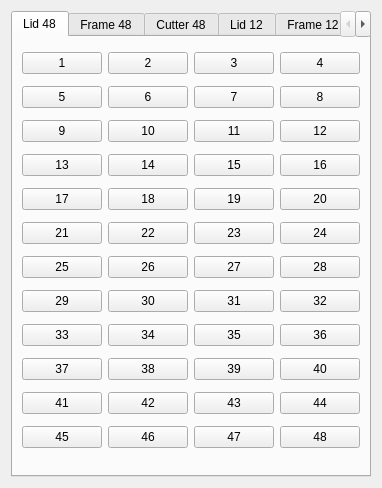
This is ui_files/sockets_T01.ui in Yudin-num2/EVP_QT6 as Qt 5 draws it before an edit. The edited form follows.
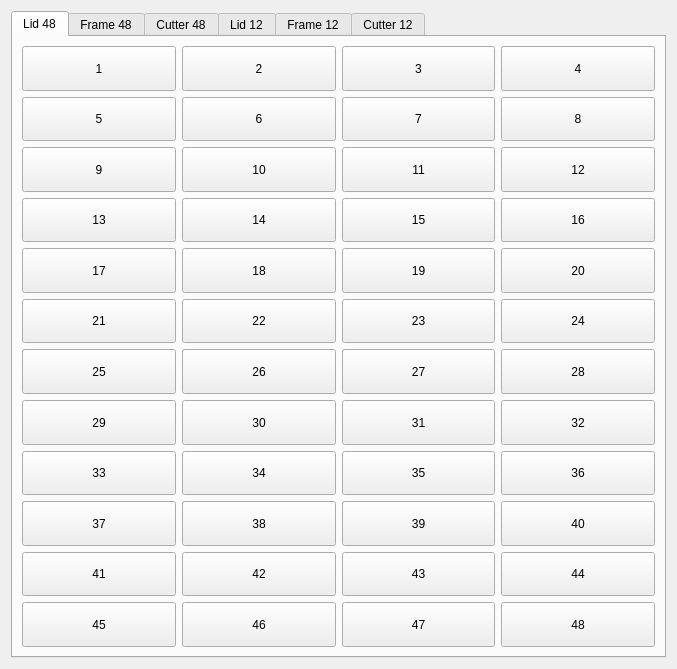
This is the edited form. The open tabs and pages were chosen to show the change. Icons and pictures are not drawn.

Commit message: add socket_status in app

Patch:
```diff
--- a/ui_files/sockets_T01.ui
+++ b/ui_files/sockets_T01.ui
@@ -6,8 +6,8 @@
    <rect>
     <x>0</x>
     <y>0</y>
-    <width>378</width>
-    <height>487</height>
+    <width>677</width>
+    <height>669</height>
    </rect>
   </property>
   <property name="windowTitle">
@@ -38,6 +38,12 @@
       <layout class="QGridLayout" name="gridLayout_2">
        <item row="8" column="4">
         <widget class="QPushButton" name="pushButton_35_Lid">
+         <property name="sizePolicy">
+          <sizepolicy hsizetype="Expanding" vsizetype="Expanding">
+           <horstretch>0</horstretch>
+           <verstretch>0</verstretch>
+          </sizepolicy>
+         </property>
          <property name="text">
           <string>35</string>
          </property>
@@ -45,6 +51,12 @@
        </item>
        <item row="10" column="4">
         <widget class="QPushButton" name="pushButton_43_Lid">
+         <property name="sizePolicy">
+          <sizepolicy hsizetype="Expanding" vsizetype="Expanding">
+           <horstretch>0</horstretch>
+           <verstretch>0</verstretch>
+          </sizepolicy>
+         </property>
          <property name="text">
           <string>43</string>
          </property>
@@ -52,6 +64,12 @@
        </item>
        <item row="3" column="3">
         <widget class="QPushButton" name="pushButton_14_Lid">
+         <property name="sizePolicy">
+          <sizepolicy hsizetype="Expanding" vsizetype="Expanding">
+           <horstretch>0</horstretch>
+           <verstretch>0</verstretch>
+          </sizepolicy>
+         </property>
          <property name="text">
           <string>14</string>
          </property>
@@ -59,6 +77,12 @@
        </item>
        <item row="8" column="2">
         <widget class="QPushButton" name="pushButton_33_Lid">
+         <property name="sizePolicy">
+          <sizepolicy hsizetype="Expanding" vsizetype="Expanding">
+           <horstretch>0</horstretch>
+           <verstretch>0</verstretch>
+          </sizepolicy>
+         </property>
          <property name="text">
           <string>33</string>
          </property>
@@ -66,6 +90,12 @@
        </item>
        <item row="9" column="2">
         <widget class="QPushButton" name="pushButton_37_Lid">
+         <property name="sizePolicy">
+          <sizepolicy hsizetype="Expanding" vsizetype="Expanding">
+           <horstretch>0</horstretch>
+           <verstretch>0</verstretch>
+          </sizepolicy>
+         </property>
          <property name="text">
           <string>37</string>
          </property>
@@ -73,6 +103,12 @@
        </item>
        <item row="11" column="2">
         <widget class="QPushButton" name="pushButton_45_Lid">
+         <property name="sizePolicy">
+          <sizepolicy hsizetype="Expanding" vsizetype="Expanding">
+           <horstretch>0</horstretch>
+           <verstretch>0</verstretch>
+          </sizepolicy>
+         </property>
          <property name="text">
           <string>45</string>
          </property>
@@ -80,6 +116,12 @@
        </item>
        <item row="2" column="4">
         <widget class="QPushButton" name="pushButton_11_Lid">
+         <property name="sizePolicy">
+          <sizepolicy hsizetype="Expanding" vsizetype="Expanding">
+           <horstretch>0</horstretch>
+           <verstretch>0</verstretch>
+          </sizepolicy>
+         </property>
          <property name="text">
           <string>11</string>
          </property>
@@ -87,6 +129,12 @@
        </item>
        <item row="5" column="6">
         <widget class="QPushButton" name="pushButton_24_Lid">
+         <property name="sizePolicy">
+          <sizepolicy hsizetype="Expanding" vsizetype="Expanding">
+           <horstretch>0</horstretch>
+           <verstretch>0</verstretch>
+          </sizepolicy>
+         </property>
          <property name="text">
           <string>24</string>
          </property>
@@ -94,6 +142,12 @@
        </item>
        <item row="5" column="3">
         <widget class="QPushButton" name="pushButton_22_Lid">
+         <property name="sizePolicy">
+          <sizepolicy hsizetype="Expanding" vsizetype="Expanding">
+           <horstretch>0</horstretch>
+           <verstretch>0</verstretch>
+          </sizepolicy>
+         </property>
          <property name="text">
           <string>22</string>
          </property>
@@ -101,6 +155,12 @@
        </item>
        <item row="3" column="2">
         <widget class="QPushButton" name="pushButton_13_Lid">
+         <property name="sizePolicy">
+          <sizepolicy hsizetype="Expanding" vsizetype="Expanding">
+           <horstretch>0</horstretch>
+           <verstretch>0</verstretch>
+          </sizepolicy>
+         </property>
          <property name="text">
           <string>13</string>
          </property>
@@ -108,6 +168,12 @@
        </item>
        <item row="7" column="3">
         <widget class="QPushButton" name="pushButton_30_Lid">
+         <property name="sizePolicy">
+          <sizepolicy hsizetype="Expanding" vsizetype="Expanding">
+           <horstretch>0</horstretch>
+           <verstretch>0</verstretch>
+          </sizepolicy>
+         </property>
          <property name="text">
           <string>30</string>
          </property>
@@ -115,6 +181,12 @@
        </item>
        <item row="10" column="2">
         <widget class="QPushButton" name="pushButton_41_Lid">
+         <property name="sizePolicy">
+          <sizepolicy hsizetype="Expanding" vsizetype="Expanding">
+           <horstretch>0</horstretch>
+           <verstretch>0</verstretch>
+          </sizepolicy>
+         </property>
          <property name="text">
           <string>41</string>
          </property>
@@ -122,6 +194,12 @@
        </item>
        <item row="2" column="2">
         <widget class="QPushButton" name="pushButton_9_Lid">
+         <property name="sizePolicy">
+          <sizepolicy hsizetype="Expanding" vsizetype="Expanding">
+           <horstretch>0</horstretch>
+           <verstretch>0</verstretch>
+          </sizepolicy>
+         </property>
          <property name="text">
           <string>9</string>
          </property>
@@ -129,6 +207,12 @@
        </item>
        <item row="6" column="3">
         <widget class="QPushButton" name="pushButton_26_Lid">
+         <property name="sizePolicy">
+          <sizepolicy hsizetype="Expanding" vsizetype="Expanding">
+           <horstretch>0</horstretch>
+           <verstretch>0</verstretch>
+          </sizepolicy>
+         </property>
          <property name="text">
           <string>26</string>
          </property>
@@ -136,6 +220,12 @@
        </item>
        <item row="9" column="3">
         <widget class="QPushButton" name="pushButton_38_Lid">
+         <property name="sizePolicy">
+          <sizepolicy hsizetype="Expanding" vsizetype="Expanding">
+           <horstretch>0</horstretch>
+           <verstretch>0</verstretch>
+          </sizepolicy>
+         </property>
          <property name="text">
           <string>38</string>
          </property>
@@ -143,6 +233,12 @@
        </item>
        <item row="0" column="4">
         <widget class="QPushButton" name="pushButton_3_Lid">
+         <property name="sizePolicy">
+          <sizepolicy hsizetype="Expanding" vsizetype="Expanding">
+           <horstretch>0</horstretch>
+           <verstretch>0</verstretch>
+          </sizepolicy>
+         </property>
          <property name="text">
           <string>3</string>
          </property>
@@ -150,6 +246,12 @@
        </item>
        <item row="7" column="2">
         <widget class="QPushButton" name="pushButton_29_Lid">
+         <property name="sizePolicy">
+          <sizepolicy hsizetype="Expanding" vsizetype="Expanding">
+           <horstretch>0</horstretch>
+           <verstretch>0</verstretch>
+          </sizepolicy>
+         </property>
          <property name="text">
           <string>29</string>
          </property>
@@ -157,6 +259,12 @@
        </item>
        <item row="4" column="2">
         <widget class="QPushButton" name="pushButton_17_Lid">
+         <property name="sizePolicy">
+          <sizepolicy hsizetype="Expanding" vsizetype="Expanding">
+           <horstretch>0</horstretch>
+           <verstretch>0</verstretch>
+          </sizepolicy>
+         </property>
          <property name="text">
           <string>17</string>
          </property>
@@ -164,6 +272,12 @@
        </item>
        <item row="8" column="6">
         <widget class="QPushButton" name="pushButton_36_Lid">
+         <property name="sizePolicy">
+          <sizepolicy hsizetype="Expanding" vsizetype="Expanding">
+           <horstretch>0</horstretch>
+           <verstretch>0</verstretch>
+          </sizepolicy>
+         </property>
          <property name="text">
           <string>36</string>
          </property>
@@ -171,6 +285,12 @@
        </item>
        <item row="9" column="4">
         <widget class="QPushButton" name="pushButton_39_Lid">
+         <property name="sizePolicy">
+          <sizepolicy hsizetype="Expanding" vsizetype="Expanding">
+           <horstretch>0</horstretch>
+           <verstretch>0</verstretch>
+          </sizepolicy>
+         </property>
          <property name="text">
           <string>39</string>
          </property>
@@ -178,6 +298,12 @@
        </item>
        <item row="9" column="6">
         <widget class="QPushButton" name="pushButton_40_Lid">
+         <property name="sizePolicy">
+          <sizepolicy hsizetype="Expanding" vsizetype="Expanding">
+           <horstretch>0</horstretch>
+           <verstretch>0</verstretch>
+          </sizepolicy>
+         </property>
          <property name="text">
           <string>40</string>
          </property>
@@ -185,6 +311,12 @@
        </item>
        <item row="10" column="6">
         <widget class="QPushButton" name="pushButton_44_Lid">
+         <property name="sizePolicy">
+          <sizepolicy hsizetype="Expanding" vsizetype="Expanding">
+           <horstretch>0</horstretch>
+           <verstretch>0</verstretch>
+          </sizepolicy>
+         </property>
          <property name="text">
           <string>44</string>
          </property>
@@ -192,6 +324,12 @@
        </item>
        <item row="0" column="6">
         <widget class="QPushButton" name="pushButton_4_Lid">
+         <property name="sizePolicy">
+          <sizepolicy hsizetype="Expanding" vsizetype="Expanding">
+           <horstretch>0</horstretch>
+           <verstretch>0</verstretch>
+          </sizepolicy>
+         </property>
          <property name="text">
           <string>4</string>
          </property>
@@ -199,6 +337,12 @@
        </item>
        <item row="11" column="6">
         <widget class="QPushButton" name="pushButton_48_Lid">
+         <property name="sizePolicy">
+          <sizepolicy hsizetype="Expanding" vsizetype="Expanding">
+           <horstretch>0</horstretch>
+           <verstretch>0</verstretch>
+          </sizepolicy>
+         </property>
          <property name="text">
           <string>48</string>
          </property>
@@ -206,6 +350,12 @@
        </item>
        <item row="0" column="2">
         <widget class="QPushButton" name="pushButton_1_Lid">
+         <property name="sizePolicy">
+          <sizepolicy hsizetype="Minimum" vsizetype="Minimum">
+           <horstretch>0</horstretch>
+           <verstretch>0</verstretch>
+          </sizepolicy>
+         </property>
          <property name="text">
           <string>1</string>
          </property>
@@ -213,6 +363,12 @@
        </item>
        <item row="6" column="4">
         <widget class="QPushButton" name="pushButton_27_Lid">
+         <property name="sizePolicy">
+          <sizepolicy hsizetype="Expanding" vsizetype="Expanding">
+           <horstretch>0</horstretch>
+           <verstretch>0</verstretch>
+          </sizepolicy>
+         </property>
          <property name="text">
           <string>27</string>
          </property>
@@ -220,6 +376,12 @@
        </item>
        <item row="10" column="3">
         <widget class="QPushButton" name="pushButton_42_Lid">
+         <property name="sizePolicy">
+          <sizepolicy hsizetype="Expanding" vsizetype="Expanding">
+           <horstretch>0</horstretch>
+           <verstretch>0</verstretch>
+          </sizepolicy>
+         </property>
          <property name="text">
           <string>42</string>
          </property>
@@ -227,6 +389,12 @@
        </item>
        <item row="5" column="4">
         <widget class="QPushButton" name="pushButton_23_Lid">
+         <property name="sizePolicy">
+          <sizepolicy hsizetype="Expanding" vsizetype="Expanding">
+           <horstretch>0</horstretch>
+           <verstretch>0</verstretch>
+          </sizepolicy>
+         </property>
          <property name="text">
           <string>23</string>
          </property>
@@ -234,6 +402,12 @@
        </item>
        <item row="1" column="2">
         <widget class="QPushButton" name="pushButton_5_Lid">
+         <property name="sizePolicy">
+          <sizepolicy hsizetype="Expanding" vsizetype="Expanding">
+           <horstretch>0</horstretch>
+           <verstretch>0</verstretch>
+          </sizepolicy>
+         </property>
          <property name="text">
           <string>5</string>
          </property>
@@ -241,6 +415,12 @@
        </item>
        <item row="6" column="6">
         <widget class="QPushButton" name="pushButton_28_Lid">
+         <property name="sizePolicy">
+          <sizepolicy hsizetype="Expanding" vsizetype="Expanding">
+           <horstretch>0</horstretch>
+           <verstretch>0</verstretch>
+          </sizepolicy>
+         </property>
          <property name="text">
           <string>28</string>
          </property>
@@ -248,6 +428,12 @@
        </item>
        <item row="1" column="3">
         <widget class="QPushButton" name="pushButton_6_Lid">
+         <property name="sizePolicy">
+          <sizepolicy hsizetype="Expanding" vsizetype="Expanding">
+           <horstretch>0</horstretch>
+           <verstretch>0</verstretch>
+          </sizepolicy>
+         </property>
          <property name="text">
           <string>6</string>
          </property>
@@ -255,6 +441,12 @@
        </item>
        <item row="2" column="3">
         <widget class="QPushButton" name="pushButton_10_Lid">
+         <property name="sizePolicy">
+          <sizepolicy hsizetype="Expanding" vsizetype="Expanding">
+           <horstretch>0</horstretch>
+           <verstretch>0</verstretch>
+          </sizepolicy>
+         </property>
          <property name="text">
           <string>10</string>
          </property>
@@ -262,6 +454,12 @@
        </item>
        <item row="5" column="2">
         <widget class="QPushButton" name="pushButton_21_Lid">
+         <property name="sizePolicy">
+          <sizepolicy hsizetype="Expanding" vsizetype="Expanding">
+           <horstretch>0</horstretch>
+           <verstretch>0</verstretch>
+          </sizepolicy>
+         </property>
          <property name="text">
           <string>21</string>
          </property>
@@ -269,6 +467,12 @@
        </item>
        <item row="4" column="3">
         <widget class="QPushButton" name="pushButton_18_Lid">
+         <property name="sizePolicy">
+          <sizepolicy hsizetype="Expanding" vsizetype="Expanding">
+           <horstretch>0</horstretch>
+           <verstretch>0</verstretch>
+          </sizepolicy>
+         </property>
          <property name="text">
           <string>18</string>
          </property>
@@ -276,6 +480,12 @@
        </item>
        <item row="3" column="4">
         <widget class="QPushButton" name="pushButton_15_Lid">
+         <property name="sizePolicy">
+          <sizepolicy hsizetype="Expanding" vsizetype="Expanding">
+           <horstretch>0</horstretch>
+           <verstretch>0</verstretch>
+          </sizepolicy>
+         </property>
          <property name="text">
           <string>15</string>
          </property>
@@ -283,6 +493,12 @@
        </item>
        <item row="1" column="6">
         <widget class="QPushButton" name="pushButton_8_Lid">
+         <property name="sizePolicy">
+          <sizepolicy hsizetype="Expanding" vsizetype="Expanding">
+           <horstretch>0</horstretch>
+           <verstretch>0</verstretch>
+          </sizepolicy>
+         </property>
          <property name="text">
           <string>8</string>
          </property>
@@ -290,6 +506,12 @@
        </item>
        <item row="11" column="3">
         <widget class="QPushButton" name="pushButton_46_Lid">
+         <property name="sizePolicy">
+          <sizepolicy hsizetype="Expanding" vsizetype="Expanding">
+           <horstretch>0</horstretch>
+           <verstretch>0</verstretch>
+          </sizepolicy>
+         </property>
          <property name="text">
           <string>46</string>
          </property>
@@ -297,6 +519,12 @@
        </item>
        <item row="7" column="4">
         <widget class="QPushButton" name="pushButton_31_Lid">
+         <property name="sizePolicy">
+          <sizepolicy hsizetype="Expanding" vsizetype="Expanding">
+           <horstretch>0</horstretch>
+           <verstretch>0</verstretch>
+          </sizepolicy>
+         </property>
          <property name="text">
           <string>31</string>
          </property>
@@ -304,6 +532,12 @@
        </item>
        <item row="4" column="4">
         <widget class="QPushButton" name="pushButton_19_Lid">
+         <property name="sizePolicy">
+          <sizepolicy hsizetype="Expanding" vsizetype="Expanding">
+           <horstretch>0</horstretch>
+           <verstretch>0</verstretch>
+          </sizepolicy>
+         </property>
          <property name="text">
           <string>19</string>
          </property>
@@ -311,6 +545,12 @@
        </item>
        <item row="0" column="3">
         <widget class="QPushButton" name="pushButton_2_Lid">
+         <property name="sizePolicy">
+          <sizepolicy hsizetype="Expanding" vsizetype="Expanding">
+           <horstretch>0</horstretch>
+           <verstretch>0</verstretch>
+          </sizepolicy>
+         </property>
          <property name="text">
           <string>2</string>
          </property>
@@ -318,6 +558,12 @@
        </item>
        <item row="1" column="4">
         <widget class="QPushButton" name="pushButton_7_Lid">
+         <property name="sizePolicy">
+          <sizepolicy hsizetype="Expanding" vsizetype="Expanding">
+           <horstretch>0</horstretch>
+           <verstretch>0</verstretch>
+          </sizepolicy>
+         </property>
          <property name="text">
           <string>7</string>
          </property>
@@ -325,6 +571,12 @@
        </item>
        <item row="8" column="3">
         <widget class="QPushButton" name="pushButton_34_Lid">
+         <property name="sizePolicy">
+          <sizepolicy hsizetype="Expanding" vsizetype="Expanding">
+           <horstretch>0</horstretch>
+           <verstretch>0</verstretch>
+          </sizepolicy>
+         </property>
          <property name="text">
           <string>34</string>
          </property>
@@ -332,6 +584,12 @@
        </item>
        <item row="3" column="6">
         <widget class="QPushButton" name="pushButton_16_Lid">
+         <property name="sizePolicy">
+          <sizepolicy hsizetype="Expanding" vsizetype="Expanding">
+           <horstretch>0</horstretch>
+           <verstretch>0</verstretch>
+          </sizepolicy>
+         </property>
          <property name="text">
           <string>16</string>
          </property>
@@ -339,6 +597,12 @@
        </item>
        <item row="2" column="6">
         <widget class="QPushButton" name="pushButton_12_Lid">
+         <property name="sizePolicy">
+          <sizepolicy hsizetype="Expanding" vsizetype="Expanding">
+           <horstretch>0</horstretch>
+           <verstretch>0</verstretch>
+          </sizepolicy>
+         </property>
          <property name="text">
           <string>12</string>
          </property>
@@ -346,6 +610,12 @@
        </item>
        <item row="4" column="6">
         <widget class="QPushButton" name="pushButton_20_Lid">
+         <property name="sizePolicy">
+          <sizepolicy hsizetype="Expanding" vsizetype="Expanding">
+           <horstretch>0</horstretch>
+           <verstretch>0</verstretch>
+          </sizepolicy>
+         </property>
          <property name="text">
           <string>20</string>
          </property>
@@ -353,6 +623,12 @@
        </item>
        <item row="7" column="6">
         <widget class="QPushButton" name="pushButton_32_Lid">
+         <property name="sizePolicy">
+          <sizepolicy hsizetype="Expanding" vsizetype="Expanding">
+           <horstretch>0</horstretch>
+           <verstretch>0</verstretch>
+          </sizepolicy>
+         </property>
          <property name="text">
           <string>32</string>
          </property>
@@ -360,6 +636,12 @@
        </item>
        <item row="11" column="4">
         <widget class="QPushButton" name="pushButton_47_Lid">
+         <property name="sizePolicy">
+          <sizepolicy hsizetype="Expanding" vsizetype="Expanding">
+           <horstretch>0</horstretch>
+           <verstretch>0</verstretch>
+          </sizepolicy>
+         </property>
          <property name="text">
           <string>47</string>
          </property>
@@ -367,6 +649,12 @@
        </item>
        <item row="6" column="2">
         <widget class="QPushButton" name="pushButton_25_Lid">
+         <property name="sizePolicy">
+          <sizepolicy hsizetype="Expanding" vsizetype="Expanding">
+           <horstretch>0</horstretch>
+           <verstretch>0</verstretch>
+          </sizepolicy>
+         </property>
          <property name="text">
           <string>25</string>
          </property>
```
Left out of the diff: 799 changed lines with no effect on the pictures. The commit also changes 4 other files.
